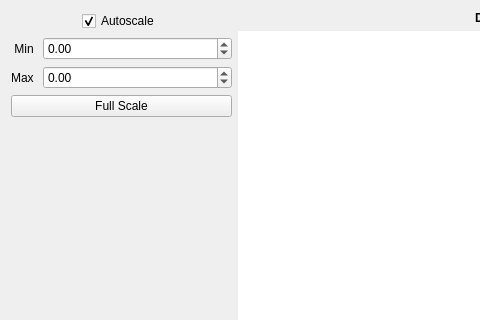
The window that guis/ui/dm.ui (janis-hag/kalao-ics) describes before a commit, drawn with Qt 5; both pictures show x 0 to 480 and y 0 to 320 of the 827 by 495 pixel window.
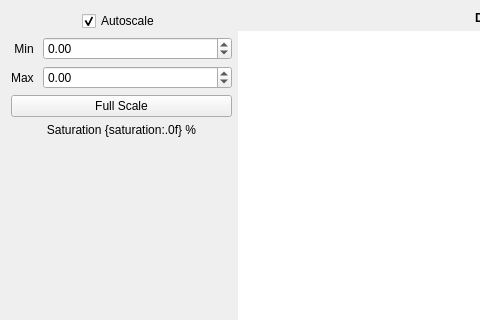
The same window after the commit. Custom widgets are drawn as their Qt base class.

Patch:
```diff
--- a/guis/ui/dm.ui
+++ b/guis/ui/dm.ui
@@ -115,12 +115,9 @@
         </widget>
        </item>
        <item row="4" column="0" colspan="2">
-        <widget class="QLabel" name="saturation_label">
-         <property name="styleSheet">
-          <string notr="true">color: #ed1515;</string>
-         </property>
+        <widget class="KLabel" name="saturation_label">
          <property name="text">
-          <string/>
+          <string>Saturation {saturation:.0f} %</string>
          </property>
          <property name="alignment">
           <set>Qt::AlignCenter</set>
```
